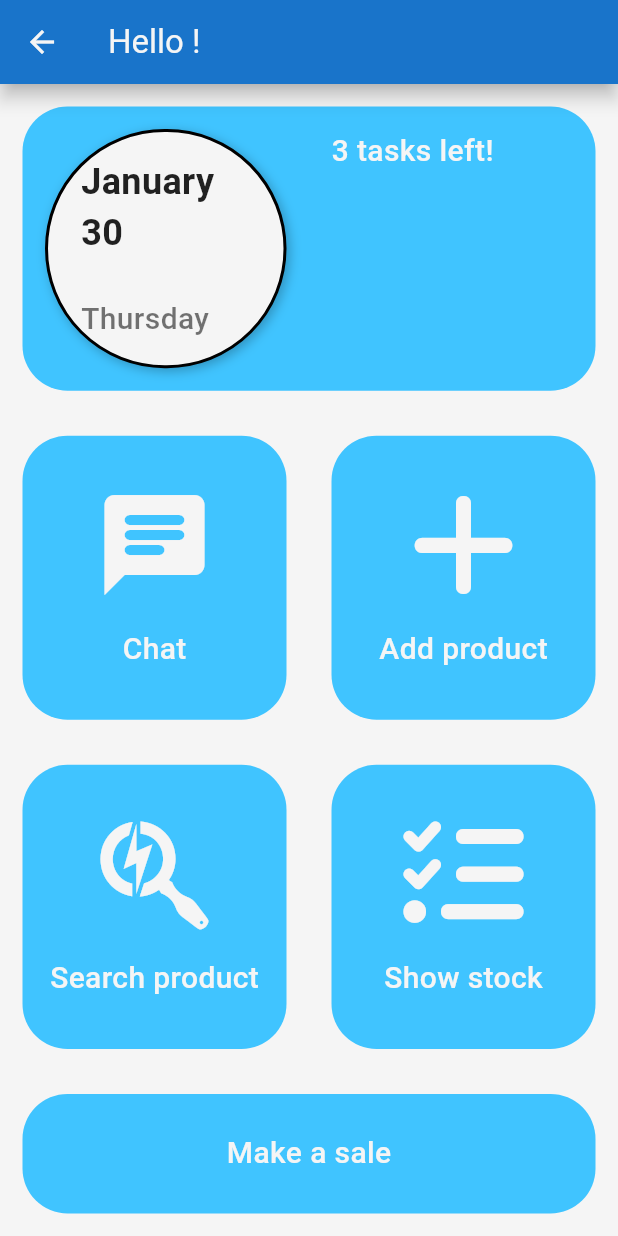
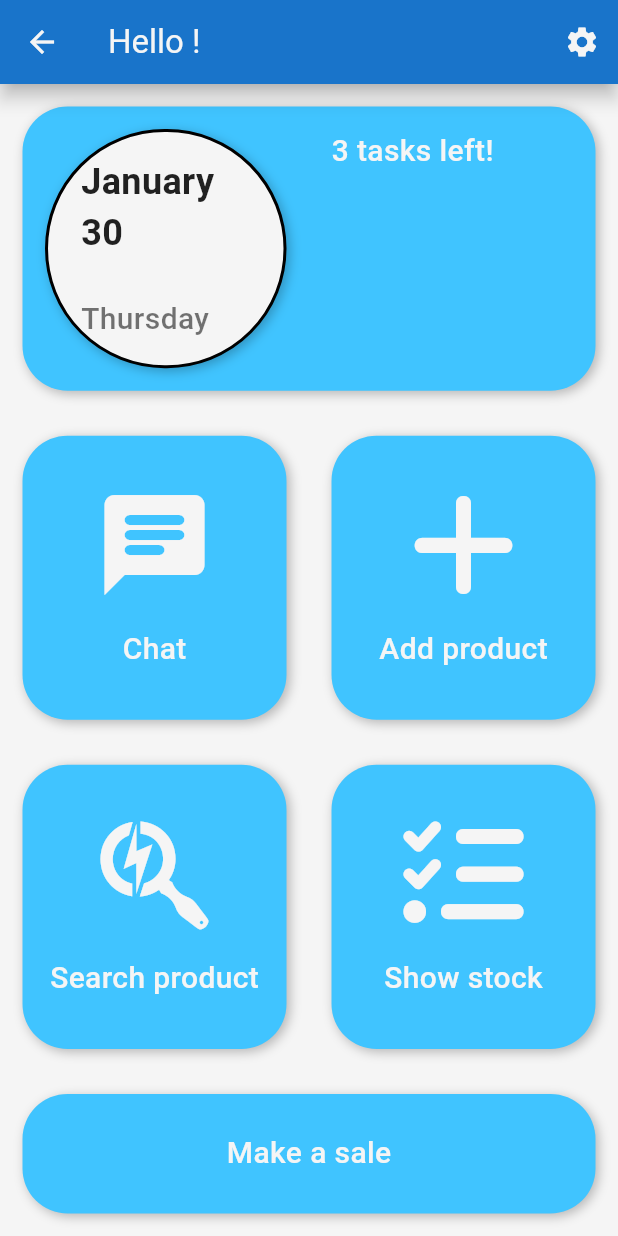
Before and after one commit to geo-di/market_manager, a Flutter app: the MenuScreen screen opened by its route, on a phone screen of 412 x 824 dp. Run offline on Flutter 3.47's test engine with Material 3 defaults, Android fonts, the light colour scheme and no system bars; our stand-ins replace animated_text_kit, firebase_auth, firebase_core, font_awesome_flutter; accounts and stored records are empty.

Commit message:
Refactored code and fixed theme.

```diff
--- /dev/null
+++ b/lib/components/date_circle.dart
@@ -0,0 +1,55 @@
+import 'package:flutter/material.dart';
+import 'package:market_manager/constants.dart';
+
+class DateCircle extends StatelessWidget {
+  const DateCircle({
+    super.key,
+    required String month,
+    required int day,
+    required String weekday,
+  }) : _month = month, _day = day, _weekday = weekday;
+
+  final String _month;
+  final int _day;
+  final String _weekday;
+
+  @override
+  Widget build(BuildContext context) {
+    return Expanded(
+      child: Container(
+        margin: EdgeInsets.all(15),
+        padding: EdgeInsets.symmetric(horizontal: 22, vertical: 16),
+        decoration: BoxDecoration(
+          color: Color(0xFFF5F5F5),
+          borderRadius: BorderRadius.circular(100),
+          border: Border.all(color: Colors.black, width: 2),
+          boxShadow: [
+            BoxShadow(
+              color: Colors.black26,
+              blurRadius: 6,
+              offset: Offset(2, 2),
+            ),
+          ],
+        ),
+        child: Column(
+          mainAxisAlignment: MainAxisAlignment.spaceBetween,
+          crossAxisAlignment: CrossAxisAlignment.start,
+          children: [
+            Text(
+              '$_month $_day',
+              style: TextStyle(
+                  fontSize: 24,
+                  fontWeight: FontWeight.w700,
+                  color: Colors.black87
+              ),
+            ),
+            Text(
+                _weekday,
+                style: kSubtitleTextDecoration.copyWith(color: Colors.black54)
+            ),
+          ],
+        ),
+      ),
+    );
+  }
+}
--- a/lib/components/reusable_card.dart
+++ b/lib/components/reusable_card.dart
@@ -13,15 +13,24 @@ class ReusableCard extends StatelessWidget {
 
   @override
   Widget build(BuildContext context) {
-    return GestureDetector(
+    return Expanded(
+      child: GestureDetector(
         onTap: onPress ?? () {},
         child: Container(
           margin: EdgeInsets.all(15.0),
           decoration: BoxDecoration(
             borderRadius: BorderRadius.circular(30.0),
             color: color ?? Theme.of(context).colorScheme.primary,
+            boxShadow: [
+              BoxShadow(
+                color: Colors.black26,
+                blurRadius: 6,
+                offset: Offset(2, 2),
+              ),
+            ],
           ),
           child: cardChild,
+        ),
       ),
     );
   }
--- a/lib/main.dart
+++ b/lib/main.dart
@@ -17,7 +17,7 @@
     return MaterialApp(
       title: 'Market Manager',
       theme: themes.lightTheme,
-      darkTheme: themes.lightTheme,
+      darkTheme: themes.darkTheme,
       themeMode: ThemeMode.system,
 
       initialRoute: HomeScreen.id,
--- a/lib/screens/menu_screen.dart
+++ b/lib/screens/menu_screen.dart
@@ -1,9 +1,12 @@
 import 'package:firebase_auth/firebase_auth.dart';
 import 'package:flutter/material.dart';
+import 'package:market_manager/components/date_circle.dart';
+import 'package:market_manager/components/exit_alert.dart';
 import 'package:market_manager/components/icon_content.dart';
 import 'package:market_manager/components/reusable_card.dart';
 import 'package:market_manager/constants.dart';
 import 'package:font_awesome_flutter/font_awesome_flutter.dart';
+import 'package:market_manager/utilities.dart';
 
 late User loggedInUser;
 
@@ -28,45 +31,19 @@ class _MenuScreenState extends State<MenuScreen> {
     DateTime date = DateTime.now();
 
     _day = date.day;
-    _month = formatMonth(date.month);
-    _weekday = formatWeekday(date.weekday);
+    _month = Util.formatMonth(date.month);
+    _weekday = Util.formatWeekday(date.weekday);
 
-    print('Date: $_day $_month $_weekday');
-
-  }
-
-  String formatMonth(int month){
-    const monthNames = [
-      'January', 'February', 'March', 'April', 'May', 'June',
-      'July', 'August', 'September', 'October', 'November', 'December'
-    ];
-
-    if (month < 1 || month > 12) {
-      return 'Invalid month';
-    }
-    return monthNames[month - 1];
-
-  }
-
-  String formatWeekday(int weekday) {
-    const dayNames = [
-      'Monday', 'Tuesday', 'Wednesday', 'Thursday',
-      'Friday', 'Saturday', 'Sunday'
-    ];
-
-    if(weekday < 1 || weekday > 7) {
-      return 'Invalid weekday';
-    }
-    return dayNames[weekday -1];
   }
 
   void getCurrentUser() async {
     if(_auth.currentUser != null){
       print(_auth.currentUser?.email);
       loggedInUser = _auth.currentUser!;
+    } else {
+      Navigator.pop(context);
     }
   }
-
 
   @override
   void dispose() {
@@ -83,12 +60,33 @@ class _MenuScreenState extends State<MenuScreen> {
     getCurrentUser();
   }
 
+  Future<bool?> _showBackDialog() {
+    return showDialog<bool>(
+      context: context,
+      builder: (BuildContext context) => ExitAlert(),
+    );
+  }
+
   @override
   Widget build(BuildContext context) {
-    return Scaffold(
-      //TODO change theme
+    return PopScope(
+      canPop: false,
+      onPopInvokedWithResult: (bool didPop, Object? result) async {
+        if (didPop) {
+          return;
+        }
+        final bool shouldPop = await _showBackDialog() ?? false;
+        if (context.mounted && shouldPop) {
+          Navigator.pop(context);
+        }
+      },
+      child: Scaffold(
+        //TODO add functionality on settings
         appBar: AppBar(
           title: Text('Hello ${loggedInUser.email}!'),
+          actions: [
+            IconButton(onPressed: (){}, icon: Icon(Icons.settings))
+          ],
         ),
         body: Column(
           //crossAxisAlignment: CrossAxisAlignment.stretch,
@@ -98,60 +96,21 @@ class _MenuScreenState extends State<MenuScreen> {
               child: Row(
                 crossAxisAlignment: CrossAxisAlignment.stretch,
                 children: [
-                Expanded(
-                  child: ReusableCard(
+                  ReusableCard(
                     cardChild: Row(
                       crossAxisAlignment: CrossAxisAlignment.start,
                       children: [
+                        DateCircle(month: _month, day: _day, weekday: _weekday),
                         Expanded(
                           child: Container(
                             margin: EdgeInsets.all(15),
-                              padding: EdgeInsets.symmetric(horizontal: 22, vertical: 16),
-                              decoration: BoxDecoration(
-                                color: Color(0xFFF5F5F5),
-                                borderRadius: BorderRadius.circular(100),
-                                border: Border.all(color: Colors.black, width: 2),
-                                boxShadow: [
-                                  BoxShadow(
-                                    color: Colors.black26,
-                                    blurRadius: 6,
-                                    offset: Offset(2, 2),
-                                  ),
-                                ],
-                              ),
-                              child: Column(
-                                mainAxisAlignment: MainAxisAlignment.spaceBetween,
-                                crossAxisAlignment: CrossAxisAlignment.start,
-                                children: [
-                                  Text(
-                                    '$_month $_day',
-                                    style: TextStyle(
-                                      fontSize: 24,
-                                      fontWeight: FontWeight.w700,
-                                      color: Colors.black87
-                                    ),
-                                  ),
-                                  Text(
-                                    _weekday,
-                                    style: kSubtitleTextDecoration.copyWith(color: Colors.black54)
-                                  ),
-                                ],
-                              ),
-                            ),
-                          ),
-                          Expanded(
-                              child: ReusableCard(
-                                cardChild: Text(
+                            child: Text(
                               '3 tasks left!',
                               style: kSubtitleTextDecoration,
                             ),
                           ),
                         ),
                       ],
-                      ),
-                      onPress: () {
-
-                      }
                     ),
                   ),
                 ],
@@ -162,23 +121,19 @@ class _MenuScreenState extends State<MenuScreen> {
               child: Row(
                 crossAxisAlignment: CrossAxisAlignment.stretch,
                 children: [
-                Expanded(
-                  child: ReusableCard(
+                  ReusableCard(
                       cardChild: IconContent(
                           icon: Icons.chat_rounded,
                           label: 'Chat'
                       ),
                       onPress: (){}
                   ),
-                ),
-                Expanded(
-                  child: ReusableCard(
+                  ReusableCard(
                       cardChild: IconContent(
                           icon: FontAwesomeIcons.plus,
                           label: 'Add product'
                       ),
                       onPress: (){}
-                  ),
                   ),
                 ],
               ),
@@ -188,31 +143,25 @@ class _MenuScreenState extends State<MenuScreen> {
               child: Row(
                 crossAxisAlignment: CrossAxisAlignment.stretch,
                 children: [
-                Expanded(
-                  child: ReusableCard(
+                  ReusableCard(
                       cardChild: IconContent(
                           icon: FontAwesomeIcons.searchengin,
                           label: 'Search product'
                       ),
                       onPress: (){}
                   ),
-                ),
-                Expanded(
-                  child: ReusableCard(
+                  ReusableCard(
                       cardChild: IconContent(
                           icon: FontAwesomeIcons.listCheck,
                           label: 'Show stock'
                       ),
                       onPress: (){}
                   ),
-                ),
                 ],
               ),
             ),
-          Expanded(
-              flex: 1,
-              child: ReusableCard(cardChild: Row(
-                crossAxisAlignment: CrossAxisAlignment.stretch,
+            ReusableCard(
+                cardChild: Row(
                   mainAxisAlignment: MainAxisAlignment.center,
                   children: [
                     Center(
@@ -222,9 +171,10 @@ class _MenuScreenState extends State<MenuScreen> {
                       ),
                     ),
                   ],
-              )),
+                )
             )
           ],
+        ),
       ),
     );
   }
--- a/lib/theme.dart
+++ b/lib/theme.dart
@@ -1,41 +1,57 @@
 import 'package:flutter/material.dart';
+import 'constants.dart';
 
 final ThemeData lightTheme = ThemeData(
   colorScheme: ColorScheme.fromSeed(
-    seedColor: Colors.lightBlueAccent,
-    primary: Colors.lightBlueAccent,
+    seedColor: kPrimaryLightColor,
+    primary: kPrimaryLightColor,
     brightness: Brightness.light,
-    surface: Color(0xFFF5F5F5)
+    surface: kAppWhite
   ),
   useMaterial3: true,
   appBarTheme: AppBarTheme(
     elevation: 5,
     shadowColor: Colors.black,
-    backgroundColor: Color(0xFF1976D2),
-    foregroundColor: Color(0xFFF5F5F5),
+    backgroundColor: kLightAppBarBackground,
+    foregroundColor: kAppWhite,
+    iconTheme: IconThemeData(
+        color: kAppWhite
+    ),
 
   ),
   textTheme: TextTheme(
     bodyMedium: TextStyle(
-      color: Color(0xFFF5F5F5)
-    )
+      color: kAppWhite
+    ),
   ),
   iconTheme: IconThemeData(
-    color: Color(0xFFF5F5F5)
+    color: kAppWhite
   )
 );
 
 final ThemeData darkTheme = ThemeData(
   colorScheme: ColorScheme.fromSeed(
-    seedColor: Colors.blueAccent.shade700,
-    primary: Colors.blueAccent.shade700,
+    seedColor: kPrimaryDarkColor,
+    primary: kPrimaryDarkColor,
     brightness: Brightness.dark,
-    surface: Color(0xFF0A0E21),
+    surface: kDarkBackground,
   ),
   useMaterial3: true,
   appBarTheme: AppBarTheme(
     elevation: 5,
     shadowColor: Colors.black,
-    backgroundColor: Color(0xFF1E1E1E),
+    backgroundColor: kDarkAppBarBackground,
+    foregroundColor: kAppWhite,
+    iconTheme: IconThemeData(
+        color: kAppWhite
+    )
   ),
+    textTheme: TextTheme(
+        bodyMedium: TextStyle(
+            color: kAppWhite
+        )
+    ),
+    iconTheme: IconThemeData(
+        color: kAppWhite
+    )
 );
--- /dev/null
+++ b/lib/utilities.dart
@@ -0,0 +1,33 @@
+import 'package:flutter/material.dart';
+
+class Util {
+
+  static String formatMonth(int month){
+    const monthNames = [
+      'January', 'February', 'March', 'April', 'May', 'June',
+      'July', 'August', 'September', 'October', 'November', 'December'
+    ];
+
+    if (month < 1 || month > 12) {
+      return 'Invalid month';
+    }
+    return monthNames[month - 1];
+
+  }
+
+  static String formatWeekday(int weekday) {
+    const dayNames = [
+      'Monday', 'Tuesday', 'Wednesday', 'Thursday',
+      'Friday', 'Saturday', 'Sunday'
+    ];
+
+    if(weekday < 1 || weekday > 7) {
+      return 'Invalid weekday';
+    }
+    return dayNames[weekday -1];
+  }
+
+  static closeKeyboard(BuildContext context) {
+    FocusScope.of(context).requestFocus(FocusNode());
+  }
+}
```
Also changed, not shown: lib/components/animated_title.dart (added, +41 -0 lines), lib/components/exit_alert.dart (added, +54 -0 lines), lib/constants.dart (+21 -3 lines), lib/screens/home_screen.dart (+3 -55 lines), lib/screens/login_screen.dart (+7 -10 lines). Lines whose indentation alone changed are shown as unchanged.
